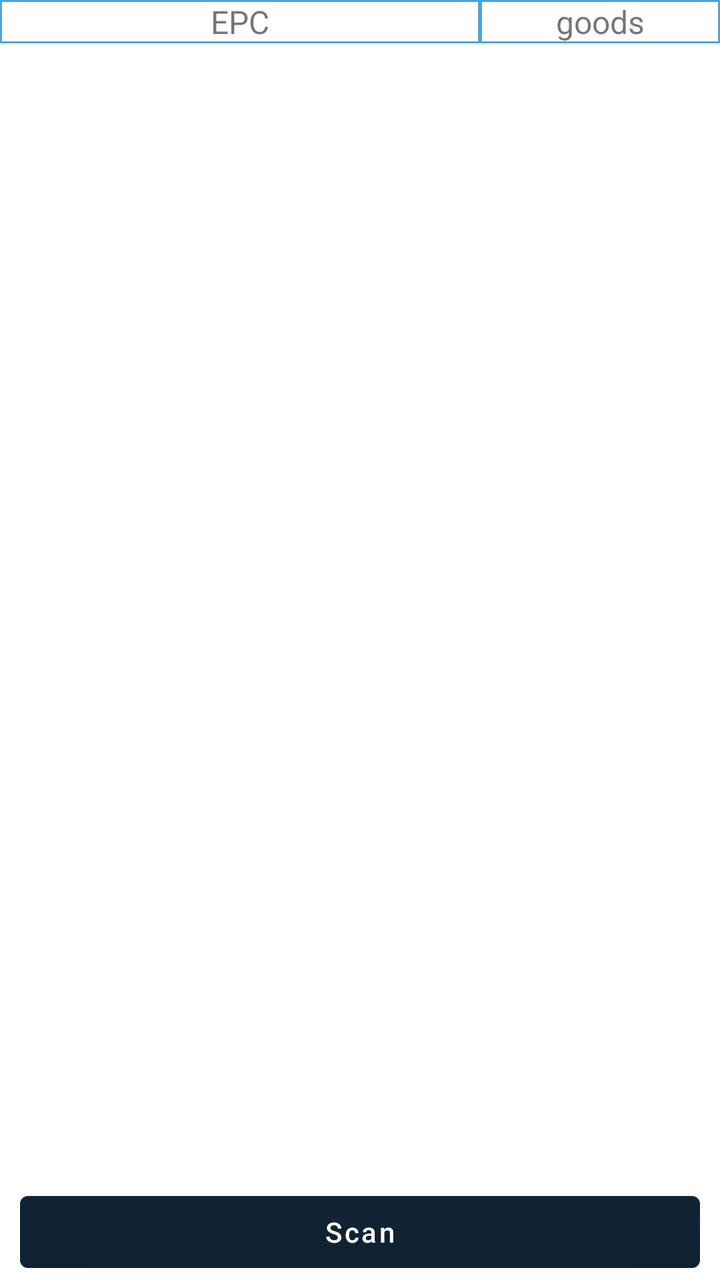
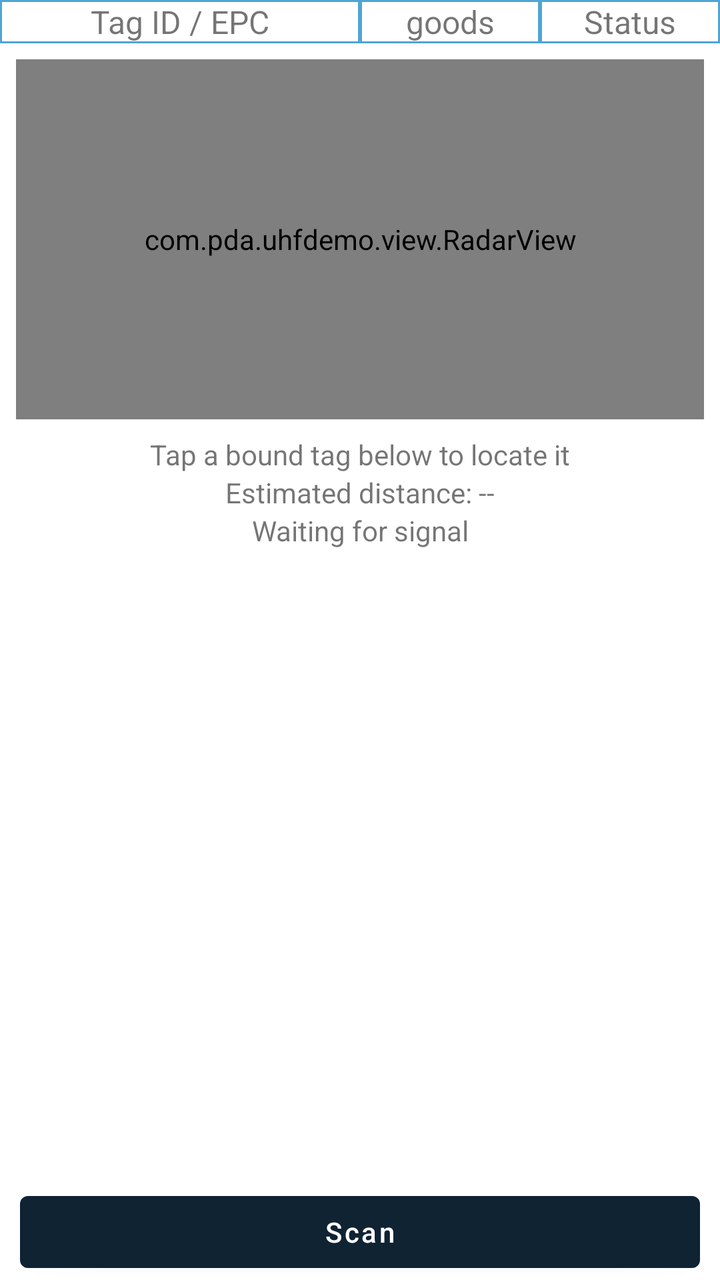

Before-and-after screenshots of an Android layout around one commit, followed by the original layout XML and the change that was made.
<!-- AndroidManifest.xml: application theme Theme.UHFReaderDemo -->
<!-- res/layout/fragment_find_6c.xml -->
<?xml version="1.0" encoding="utf-8"?>
<LinearLayout xmlns:android="http://schemas.android.com/apk/res/android"
    xmlns:app="http://schemas.android.com/apk/res-auto"
    xmlns:tools="http://schemas.android.com/tools"
    android:layout_width="match_parent"
    android:layout_height="match_parent"
    android:orientation="vertical"
    tools:context=".fragment.sixc.FindFragment6c">

    <LinearLayout
        android:layout_width="match_parent"
        android:layout_height="wrap_content"
        android:orientation="horizontal">

        <TextView
            android:id="@+id/bind_item_epc"
            android:layout_width="0dp"
            android:layout_height="wrap_content"
            android:background="@drawable/layer"
            android:layout_weight="2"
            android:textSize="@dimen/text_size_16"
            android:text="EPC"
            android:textAlignment="center" />

        <TextView
            android:id="@+id/bind_item_name"
            android:layout_width="0dp"
            android:layout_height="wrap_content"
            android:background="@drawable/layer"
            android:textSize="@dimen/text_size_16"
            android:layout_weight="1"
            android:text="@string/goods_table_title"
            android:textAlignment="center" />
    </LinearLayout>

    <androidx.recyclerview.widget.RecyclerView
        android:id="@+id/find_listview"
        android:layout_width="match_parent"
        android:layout_height="0dp"
        android:layout_weight="1"/>

    <Button
        android:id="@+id/find_btn"
        android:layout_width="match_parent"
        android:layout_height="wrap_content"
        android:layout_marginLeft="10dp"
        android:layout_marginRight="10dp"
        android:textAllCaps="false"
        android:text="@string/scan_btn"/>


</LinearLayout>
<!-- resources referenced by this layout -->
<resources>
  <dimen name="text_size_16">16sp</dimen>
  <!-- drawable layer (drawable) -->
  <?xml version="1.0" encoding="utf-8"?>
  <shape xmlns:android="http://schemas.android.com/apk/res/android"
      android:shape="rectangle">
      <solid android:color="#ffffff" />
      <stroke
          android:width="1dip"
          android:color="#4fa5d5" />
  </shape>
  <string name="goods_table_title">goods</string>
  <string name="scan_btn">Scan</string>
  <style name="Theme.UHFReaderDemo" parent="Theme.MaterialComponents.Light.DarkActionBar">
          
          <item name="colorPrimary">@color/terminal_navy</item>
          <item name="colorPrimaryVariant">@color/terminal_navy</item>
          <item name="colorOnPrimary">@color/white</item>
          
          <item name="colorSecondary">@color/teal_primary</item>
          <item name="colorSecondaryVariant">@color/teal_primary</item>
          <item name="colorOnSecondary">@color/black</item>
          
          <item name="android:statusBarColor">@color/terminal_navy</item>
          <item name="android:navigationBarColor">@color/white</item>
          <item name="android:windowLightNavigationBar">true</item>
          
      </style>
  <color name="terminal_navy">#102333</color>
  <color name="white">#FFFFFFFF</color>
  <color name="teal_primary">#087F72</color>
  <color name="black">#FF000000</color>
</resources>

<!-- the commit's change to res/layout/fragment_find_6c.xml (unified diff, before → after) -->
@@ -19,7 +19,7 @@
             android:background="@drawable/layer"
             android:layout_weight="2"
             android:textSize="@dimen/text_size_16"
-            android:text="EPC"
+            android:text="@string/bind_tag_id_header"
             android:textAlignment="center" />
 
         <TextView
@@ -31,7 +31,44 @@
             android:layout_weight="1"
             android:text="@string/goods_table_title"
             android:textAlignment="center" />
+
+        <TextView
+            android:layout_width="0dp"
+            android:layout_height="wrap_content"
+            android:layout_weight="1"
+            android:background="@drawable/layer"
+            android:text="@string/find_tag_status"
+            android:textAlignment="center"
+            android:textSize="@dimen/text_size_16" />
     </LinearLayout>
+
+    <com.pda.uhfdemo.view.RadarView
+        android:id="@+id/find_radar"
+        android:layout_width="match_parent"
+        android:layout_height="180dp"
+        android:layout_margin="8dp"
+        android:background="@color/white" />
+
+    <TextView
+        android:id="@+id/find_radar_target"
+        android:layout_width="match_parent"
+        android:layout_height="wrap_content"
+        android:gravity="center"
+        android:text="@string/radar_select_target" />
+
+    <TextView
+        android:id="@+id/find_radar_distance"
+        android:layout_width="match_parent"
+        android:layout_height="wrap_content"
+        android:gravity="center"
+        android:text="@string/radar_distance_unknown" />
+
+    <TextView
+        android:id="@+id/find_radar_trend"
+        android:layout_width="match_parent"
+        android:layout_height="wrap_content"
+        android:gravity="center"
+        android:text="@string/radar_waiting" />
 
     <androidx.recyclerview.widget.RecyclerView
         android:id="@+id/find_listview"
<!-- resource entries referenced after the edit -->
@@ -10,7 +10,12 @@
           android:width="1dip"
           android:color="#4fa5d5" />
   </shape>
+  <string name="bind_tag_id_header">Tag ID / EPC</string>
+  <string name="find_tag_status">Status</string>
   <string name="goods_table_title">goods</string>
+  <string name="radar_distance_unknown">Estimated distance: --</string>
+  <string name="radar_select_target">Tap a bound tag below to locate it</string>
+  <string name="radar_waiting">Waiting for signal</string>
   <string name="scan_btn">Scan</string>
   <style name="Theme.UHFReaderDemo" parent="Theme.MaterialComponents.Light.DarkActionBar">
           
